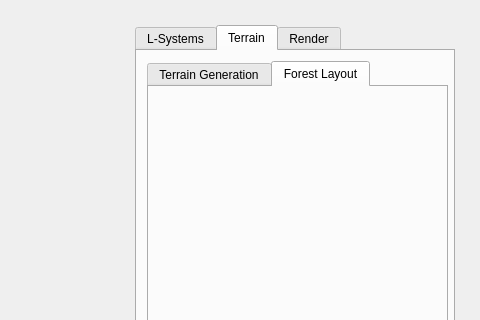
Old version of the form ForestGenerator/ui/MainWindow.ui in the repository BenCarey88/ForestGenerator; both pictures show x 661 to 1141 and y 0 to 320 of the 1141 by 852 pixel window.
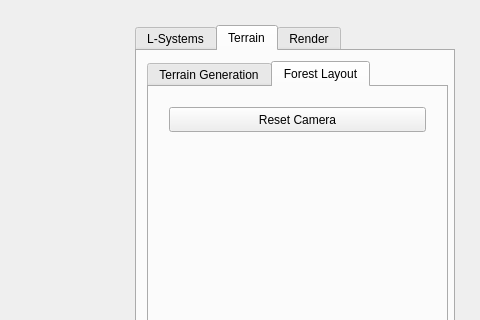
New version of the form. The open tabs and pages were chosen to show the change.

Commit message: added a reset camera comman to the layout tab

```diff
--- a/ForestGenerator/ui/MainWindow.ui
+++ b/ForestGenerator/ui/MainWindow.ui
@@ -1167,6 +1167,19 @@
           <attribute name="title">
            <string>Forest Layout</string>
           </attribute>
+          <widget class="QPushButton" name="m_resetCamera_layout">
+           <property name="geometry">
+            <rect>
+             <x>20</x>
+             <y>20</y>
+             <width>257</width>
+             <height>25</height>
+            </rect>
+           </property>
+           <property name="text">
+            <string>Reset Camera</string>
+           </property>
+          </widget>
          </widget>
         </widget>
        </widget>
```
The commit also changes 3 other files.
